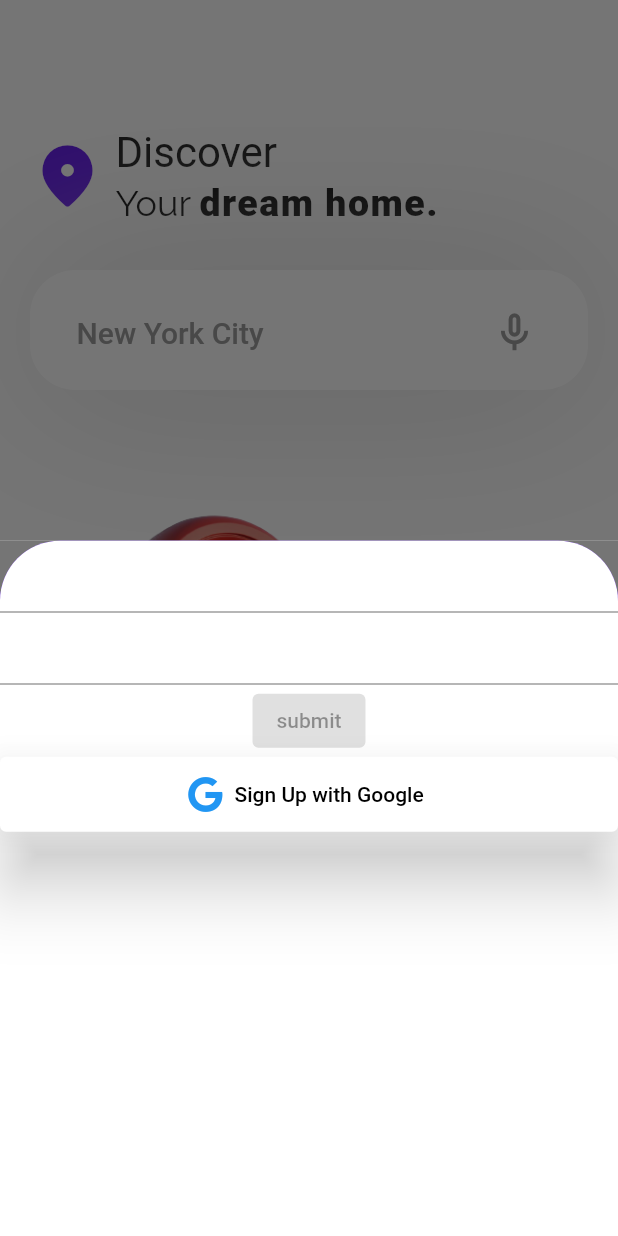
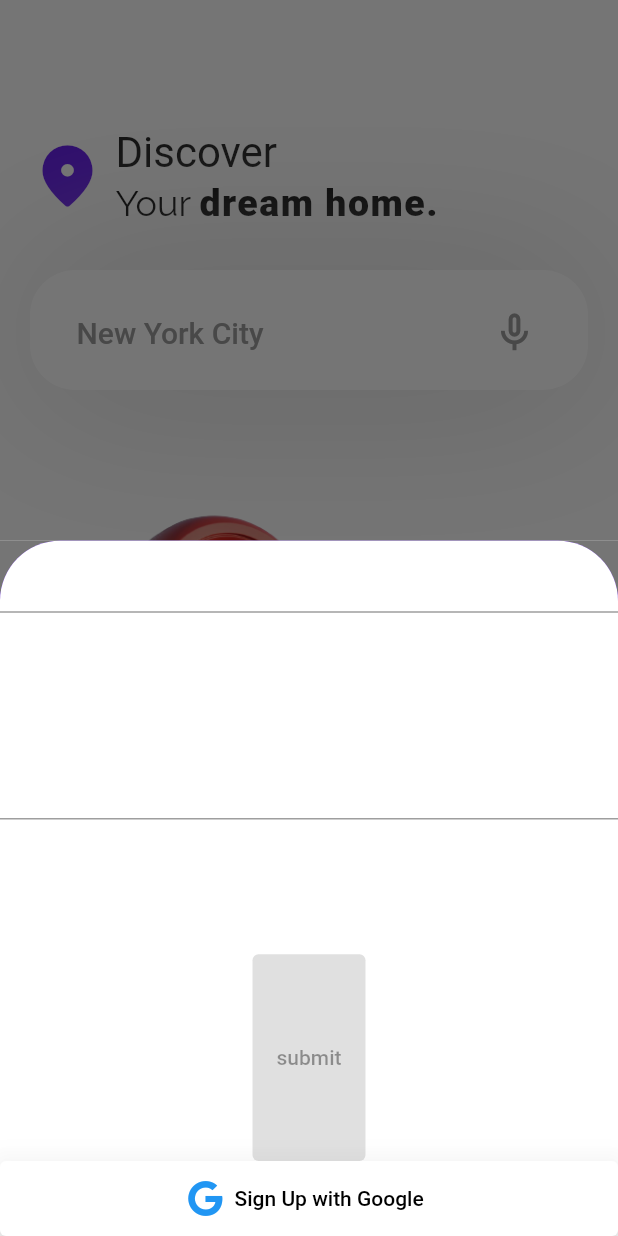
Before and after one commit to Michaelalo1/Mohouz, a Flutter app: the screen it shows after launch, after a tap on "Login", on a phone screen of 412 x 824 dp. Run offline on Flutter 3.47's test engine with Material 2 defaults, Android fonts, the phone set to English and light mode, and no system bars; our stand-ins replace firebase_auth, firebase_core, font_awesome_flutter, google_sign_in; accounts and stored records are empty; Roboto replaces fonts that are missing (Raleway).

Commit message:
email sign up

```diff
--- a/lib/main.dart
+++ b/lib/main.dart
@@ -293,11 +293,13 @@ class _HomeScreenState extends State<HomeScreen> {
                                       width: double.infinity,
                                       child: Column(
                                         children: [
-                                          TextField(),
-                                          TextField(),
-                                          ElevatedButton(
+                                          Expanded(child: TextField()),
+                                          Expanded(child: TextField()),
+                                          Expanded(
+                                            child: ElevatedButton(
                                                 onPressed: null,
                                                 child: Text('submit')),
+                                          ),
                                           ElevatedButton.icon(
                                               style: ElevatedButton.styleFrom(
                                                 elevation: 20,
@@ -390,6 +392,13 @@ class _HomeScreenState extends State<HomeScreen> {
                                     topRight: Radius.circular(0)),
                                 color: Color.fromRGBO(117, 117, 117, 1),
                               ),
+                              child: ConstrainedBox(
+                                constraints: const BoxConstraints(
+                                  minWidth: double.infinity,
+                                  minHeight: 30,
+                                  maxWidth: double.infinity,
+                                  maxHeight: 30,
+                                ),
                                 child: Container(
                                   decoration: const BoxDecoration(
                                     borderRadius: BorderRadius.only(
@@ -406,7 +415,8 @@ class _HomeScreenState extends State<HomeScreen> {
                                       TextField(),
                                       TextField(),
                                       ElevatedButton(
-                                        onPressed: null, child: Text('submit')),
+                                          onPressed: null,
+                                          child: Text('submit')),
                                       ElevatedButton.icon(
                                           style: ElevatedButton.styleFrom(
                                             elevation: 20,
@@ -416,8 +426,8 @@ class _HomeScreenState extends State<HomeScreen> {
                                                 Size(double.infinity, 50),
                                           ),
                                           onPressed: () {
-                                          final provider =
-                                              Provider.of<GoogleSignInProvider>(
+                                            final provider = Provider.of<
+                                                    GoogleSignInProvider>(
                                                 context,
                                                 listen: false);
                                             provider.googleLogin();
@@ -428,9 +438,11 @@ class _HomeScreenState extends State<HomeScreen> {
                                           ),
                                           label: const Text(
                                             'Sign Up with Google',
-                                          style: TextStyle(color: Colors.black),
+                                            style:
+                                                TextStyle(color: Colors.black),
                                           )),
                                     ],
+                                  ),
                                 ),
                               ),
                             );
```
Lines whose indentation alone changed are shown as unchanged.
